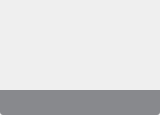
Above: SoftTerminal/forms/STWBVideoItem.ui from sunpu/softterminal before the change. Below: the same form after it.
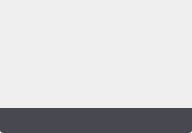
That is the form after the change. Icons and pictures are not drawn.

```diff
--- a/SoftTerminal/forms/STWBVideoItem.ui
+++ b/SoftTerminal/forms/STWBVideoItem.ui
@@ -6,20 +6,20 @@
    <rect>
     <x>0</x>
     <y>0</y>
-    <width>160</width>
-    <height>115</height>
+    <width>192</width>
+    <height>133</height>
    </rect>
   </property>
   <property name="minimumSize">
    <size>
-    <width>160</width>
-    <height>115</height>
+    <width>192</width>
+    <height>133</height>
    </size>
   </property>
   <property name="maximumSize">
    <size>
-    <width>160</width>
-    <height>115</height>
+    <width>192</width>
+    <height>133</height>
    </size>
   </property>
   <property name="windowTitle">
@@ -45,14 +45,14 @@
     <widget class="QWidget" name="widShow" native="true">
      <property name="minimumSize">
       <size>
-       <width>160</width>
-       <height>90</height>
+       <width>192</width>
+       <height>108</height>
       </size>
      </property>
      <property name="maximumSize">
       <size>
-       <width>160</width>
-       <height>90</height>
+       <width>192</width>
+       <height>108</height>
       </size>
      </property>
      <property name="styleSheet">
@@ -60,30 +60,31 @@
 border-top-left-radius: 3px;
 border-top-right-radius: 3px;</string>
      </property>
+     <layout class="QHBoxLayout" name="horizontalLayout_2"/>
     </widget>
    </item>
    <item>
     <widget class="QWidget" name="widToolbar" native="true">
      <property name="minimumSize">
       <size>
-       <width>160</width>
+       <width>192</width>
        <height>25</height>
       </size>
      </property>
      <property name="maximumSize">
       <size>
-       <width>160</width>
+       <width>192</width>
        <height>25</height>
       </size>
      </property>
      <property name="styleSheet">
-      <string notr="true">background-color: #88898d;
+      <string notr="true">background-color:#484950;
 border-bottom-left-radius: 3px;
 border-bottom-right-radius: 3px;</string>
      </property>
      <layout class="QHBoxLayout" name="horizontalLayout">
       <property name="spacing">
-       <number>0</number>
+       <number>18</number>
       </property>
       <property name="leftMargin">
        <number>0</number>
@@ -97,6 +98,19 @@
       <property name="bottomMargin">
        <number>0</number>
       </property>
+      <item>
+       <spacer name="horizontalSpacer">
+        <property name="orientation">
+         <enum>Qt::Horizontal</enum>
+        </property>
+        <property name="sizeHint" stdset="0">
+         <size>
+          <width>40</width>
+          <height>20</height>
+         </size>
+        </property>
+       </spacer>
+      </item>
       <item>
        <widget class="QPushButton" name="pushButton">
         <property name="minimumSize">
@@ -163,6 +177,19 @@
         </property>
        </widget>
       </item>
+      <item>
+       <spacer name="horizontalSpacer_2">
+        <property name="orientation">
+         <enum>Qt::Horizontal</enum>
+        </property>
+        <property name="sizeHint" stdset="0">
+         <size>
+          <width>40</width>
+          <height>20</height>
+         </size>
+        </property>
+       </spacer>
+      </item>
      </layout>
     </widget>
    </item>
```
